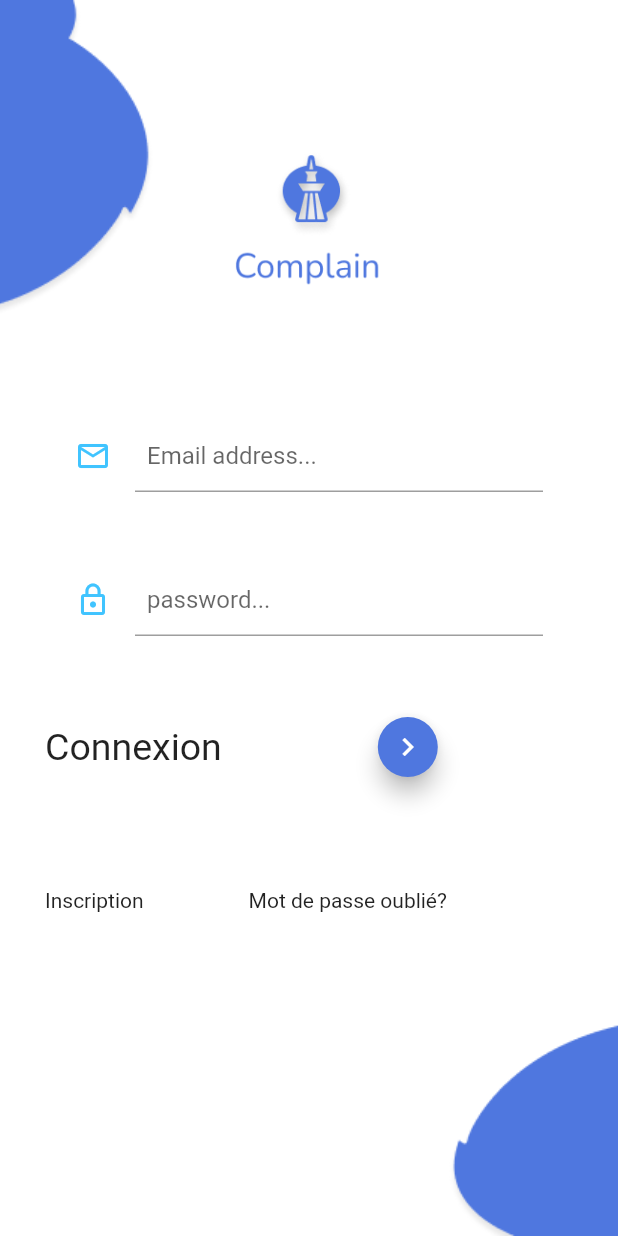
After one commit to Olacgk/Complain, a Flutter app: the screen it shows after launch, after a tap on "Connexion", on a phone screen of 412 x 824 dp. The commit adds this screen. Run offline on Flutter 3.47's test engine with Material 2 defaults, Android fonts, the light colour scheme and no system bars; our stand-ins replace shared_preferences.

Commit message:
login page

```diff
--- /dev/null
+++ b/lib/screens/login.dart
@@ -0,0 +1,113 @@
+import 'package:flutter/material.dart';
+import 'package:shared_preferences/shared_preferences.dart';
+
+class Login extends StatefulWidget {
+  const Login({Key? key}) : super(key: key);
+
+  @override
+  State<StatefulWidget> createState() => LoginState();
+}
+
+class LoginState extends State<Login>{
+  final _formKey = GlobalKey<FormState>();
+  final _mailController = TextEditingController();
+  final _passwordController = TextEditingController();
+
+  @override
+  Widget build(BuildContext context) {
+    return Scaffold(
+        body: Container(
+          decoration: const BoxDecoration(
+            image: DecorationImage(
+              image: AssetImage('assets/images/back.png'),
+              fit: BoxFit.cover,
+            ),
+          ),
+          child: ListView(
+            children: [Center(
+              child: Column(
+                children: [
+                  const SizedBox(height: 100,),
+                  Image.asset('assets/images/logo.png', width: 100, height: 100,),
+                  const SizedBox(height: 80,),
+                  Padding(
+                    padding: const EdgeInsets.symmetric(horizontal: 50.0),
+                    child: Form(
+                      key: _formKey,
+                      child: Column(
+                        children: [
+                          TextFormField(
+                            controller: _mailController,
+                            keyboardType: TextInputType.name,
+                            decoration: const InputDecoration(
+                              icon: Icon(Icons.mail_outline, color: Colors.lightBlueAccent),
+                              hintText: 'Email address...',
+                              contentPadding: EdgeInsets.symmetric(
+                                  vertical: 10.0, horizontal: 8.0),
+                            ),
+                            validator: (String? v) {
+                              return (v == null || v == "")
+                                  ? "This field is required !"
+                                  : null;
+                            },
+                          ),
+                          const SizedBox(
+                            height: 48.0,
+                          ),
+                          TextFormField(
+                            controller: _passwordController,
+                            keyboardType: TextInputType.text,
+                            obscureText: true,
+                            decoration: const InputDecoration(
+                              icon: Icon(Icons.lock_outline, color: Colors.lightBlueAccent,),
+                              hintText: 'password...',
+                              contentPadding: EdgeInsets.symmetric(
+                                  vertical: 10.0, horizontal: 8.0),
+                            ),
+                            validator: (String? v) {
+                              return (v == null || v == "")
+                                  ? "This field is required !"
+                                  : null;
+                            },
+                          ),
+                        ],
+                      ),
+                    ),
+                  ),
+                  const SizedBox(height: 50,),
+                  Padding(
+                    padding: const EdgeInsets.symmetric(horizontal: 30.0),
+                    child: Row(
+                      children: const [
+                        Text('Connexion', style: TextStyle(fontSize: 25),),
+                        SizedBox(width: 100,),
+                        FloatingActionButton.small(onPressed: null,
+                        child: Icon(Icons.navigate_next),backgroundColor: Color.fromRGBO(79, 119, 223, 1.0),)
+                      ],
+                    ),
+                  ),
+                  Padding(
+                    padding: const EdgeInsets.symmetric(horizontal: 30.0, vertical: 70.0),
+                    child: Row(
+                      children: const [
+                        InkWell(
+                          onTap: null,
+                          child: Text('Inscription'),
+                        ),
+                        SizedBox(width: 70,),
+                        InkWell(
+                          onTap: null,
+                          child: Text('Mot de passe oublié?'),
+                        )
+                      ],
+                    ),
+                  )
+                ],
+              ),
+            ),]
+          ),
+        )
+    );
+  }
+
+}
--- a/lib/screens/welcome.dart
+++ b/lib/screens/welcome.dart
@@ -1,4 +1,5 @@
 import 'package:flutter/material.dart';
+import 'login.dart';
 
 class Welcome extends StatelessWidget {
   const Welcome({Key? key}) : super(key: key);
@@ -23,20 +24,22 @@ class Welcome extends StatelessWidget {
               Container(
                   width: 160,
                   decoration: BoxDecoration(
-                    borderRadius: BorderRadius.all(Radius.elliptical(10, 10)),
+                    borderRadius: const BorderRadius.all(Radius.elliptical(10, 10)),
                     border: Border.all(color: Colors.grey, style: BorderStyle.solid, width: 1.0)
                   ),
-                  child: const MaterialButton(
-                    onPressed: null,
-                    child: Text('Connexion',
+                  child: MaterialButton(
+                    onPressed: ()=>{
+                      Navigator.push(context, MaterialPageRoute(builder: (context) => const Login()))
+                    },
+                    child: const Text('Connexion',
                         style: TextStyle(color: Colors.black, fontSize: 15.0)),
                   )
               ),
-              const SizedBox(height: 20,),
+              const SizedBox(height: 10,),
               Container(
                   width: 160,
                   decoration: BoxDecoration(
-                      borderRadius: BorderRadius.all(Radius.elliptical(10, 10)),
+                      borderRadius: const BorderRadius.all(Radius.elliptical(10, 10)),
                       border: Border.all(color: Colors.grey, style: BorderStyle.solid, width: 1.0)
                   ),
                   child: const MaterialButton(
--- a/pubspec.yaml
+++ b/pubspec.yaml
@@ -36,6 +36,7 @@ dependencies:
   cupertino_icons: ^1.0.2
 
 dev_dependencies:
+  shared_preferences: ^2.0.15
   flutter_test:
     sdk: flutter
 
@@ -59,6 +60,7 @@ flutter:
 
   # To add assets to your application, add an assets section, like this:
   assets:
+    - assets/images/back1.png
     - assets/images/back.png
     - assets/images/logo.png
 
```
Also changed, not shown: assets/images/back1.png (added), assets/images/background.svg (deleted), assets/images/background1.svg (deleted), pubspec.lock, 1 other file.
